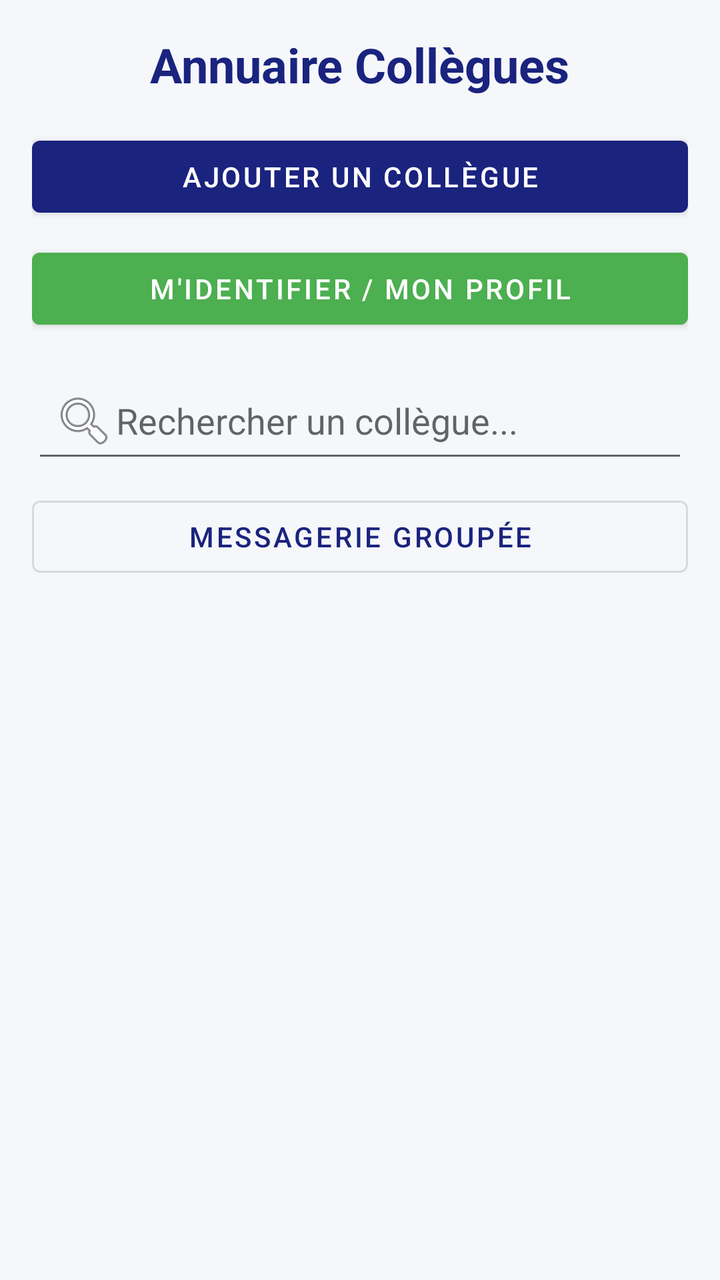
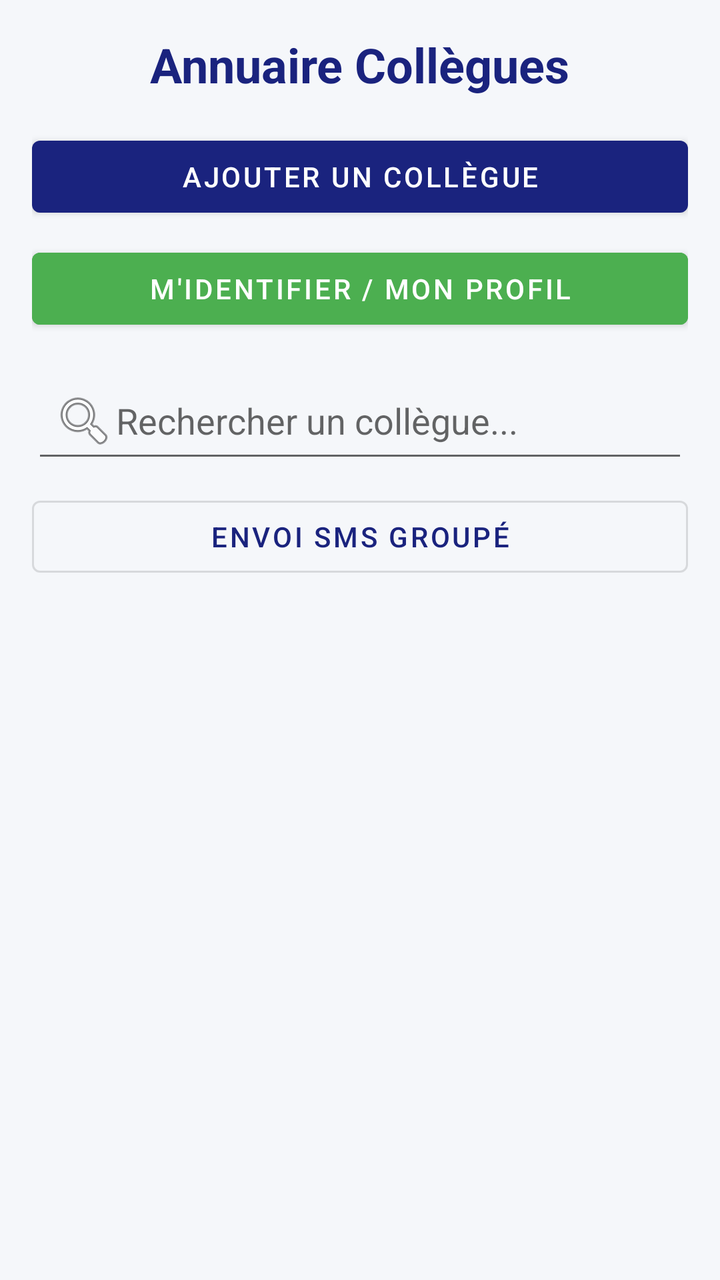

Two renders of the same Android screen: before a commit and after it. Below are the layout's source before the change and the commit's diff.
<!-- AndroidManifest.xml: application theme Theme.ExpertSuivi -->
<!-- res/layout/activity_collegues.xml -->
<?xml version="1.0" encoding="utf-8"?>
<LinearLayout xmlns:android="http://schemas.android.com/apk/res/android"
    android:layout_width="match_parent"
    android:layout_height="match_parent"
    android:orientation="vertical"
    android:padding="16dp"
    android:background="@color/background_light"
    android:fitsSystemWindows="true">

    <TextView
        android:layout_width="wrap_content"
        android:layout_height="wrap_content"
        android:text="@string/title_collegues"
        android:textSize="24sp"
        android:textStyle="bold"
        android:textColor="@color/brand_primary"
        android:layout_gravity="center"
        android:layout_marginBottom="16dp"/>

    <Button
        android:id="@+id/btnAddCollegue"
        android:layout_width="match_parent"
        android:layout_height="wrap_content"
        android:text="@string/btn_add_collegue"
        android:layout_marginBottom="8dp"/>

    <Button
        android:id="@+id/btnGoToMyProfile"
        android:layout_width="match_parent"
        android:layout_height="wrap_content"
        android:text="M'IDENTIFIER / MON PROFIL"
        android:backgroundTint="#4CAF50"
        android:textColor="@color/white"
        android:layout_marginBottom="16dp"
        style="@style/Widget.MaterialComponents.Button"/>

    <EditText
        android:id="@+id/etSearchCollegue"
        android:layout_width="match_parent"
        android:layout_height="wrap_content"
        android:hint="Rechercher un collègue..."
        android:inputType="text"
        android:drawableStart="@android:drawable/ic_menu_search"
        android:layout_marginBottom="8dp"
        android:padding="10dp"/>

    <Button
        android:id="@+id/btnGoToMessaging"
        android:layout_width="match_parent"
        android:layout_height="wrap_content"
        android:text="Messagerie Groupée"
        style="@style/Widget.MaterialComponents.Button.OutlinedButton"
        android:layout_marginBottom="8dp"/>

    <Button
        android:id="@+id/btnAdminPanel"
        android:layout_width="match_parent"
        android:layout_height="wrap_content"
        android:text="PANNEAU MAÎTRE (SÉCURITÉ)"
        android:backgroundTint="#D32F2F"
        android:textColor="@color/white"
        android:visibility="gone"
        style="@style/Widget.MaterialComponents.Button"
        android:layout_marginBottom="16dp"/>

    <androidx.recyclerview.widget.RecyclerView
        android:id="@+id/rvCollegues"
        android:layout_width="match_parent"
        android:layout_height="match_parent"/>

</LinearLayout>
<!-- resources referenced by this layout -->
<resources>
  <color name="background_light">#F5F7FA</color>
  <color name="brand_primary">#1A237E</color>
  <color name="white">#FFFFFF</color>
  <string name="btn_add_collegue">Ajouter un collègue</string>
  <string name="title_collegues">Annuaire Collègues</string>
  <style name="Theme.ExpertSuivi" parent="Theme.MaterialComponents.DayNight.DarkActionBar">
          <item name="colorPrimary">@color/brand_primary</item>
          <item name="colorPrimaryVariant">@color/brand_secondary</item>
          <item name="colorOnPrimary">@color/white</item>
          <item name="colorSecondary">@color/brand_accent</item>
          <item name="android:statusBarColor">?attr/colorPrimaryVariant</item>
      </style>
  <color name="brand_secondary">#0D47A1</color>
  <color name="brand_accent">#FFAB40</color>
</resources>

<!-- the commit's change to res/layout/activity_collegues.xml (unified diff, before → after) -->
@@ -48,7 +48,7 @@
         android:id="@+id/btnGoToMessaging"
         android:layout_width="match_parent"
         android:layout_height="wrap_content"
-        android:text="Messagerie Groupée"
+        android:text="ENVOI SMS GROUPÉ"
         style="@style/Widget.MaterialComponents.Button.OutlinedButton"
         android:layout_marginBottom="8dp"/>
 
